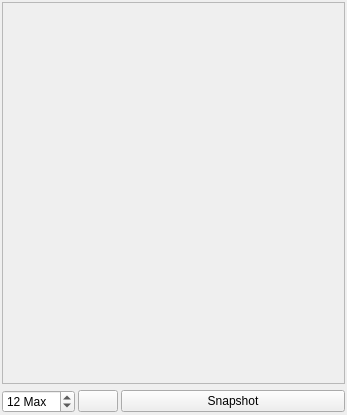
Old version of the form ui/config/tabs/snapshots/panel.ui in the repository NATuG3/NATuG3.
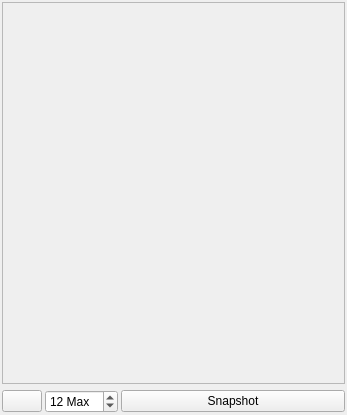
New version of the form.

Commit message: Implement redo functionality

The edit to the form file:
```diff
--- a/ui/config/tabs/snapshots/panel.ui
+++ b/ui/config/tabs/snapshots/panel.ui
@@ -31,6 +31,19 @@
      <property name="spacing">
       <number>3</number>
      </property>
+     <item>
+      <widget class="QPushButton" name="clear_snapshots_button">
+       <property name="sizePolicy">
+        <sizepolicy hsizetype="Fixed" vsizetype="Fixed">
+         <horstretch>0</horstretch>
+         <verstretch>0</verstretch>
+        </sizepolicy>
+       </property>
+       <property name="text">
+        <string/>
+       </property>
+      </widget>
+     </item>
      <item>
       <widget class="QSpinBox" name="capacity">
        <property name="sizePolicy">
@@ -53,19 +66,6 @@
        </property>
       </widget>
      </item>
-     <item>
-      <widget class="QPushButton" name="clear_snapshots_button">
-       <property name="sizePolicy">
-        <sizepolicy hsizetype="Fixed" vsizetype="Fixed">
-         <horstretch>0</horstretch>
-         <verstretch>0</verstretch>
-        </sizepolicy>
-       </property>
-       <property name="text">
-        <string/>
-       </property>
-      </widget>
-     </item>
      <item>
       <widget class="QPushButton" name="take_snapshot_button">
        <property name="text">
```
The commit also changes 2 other files.
